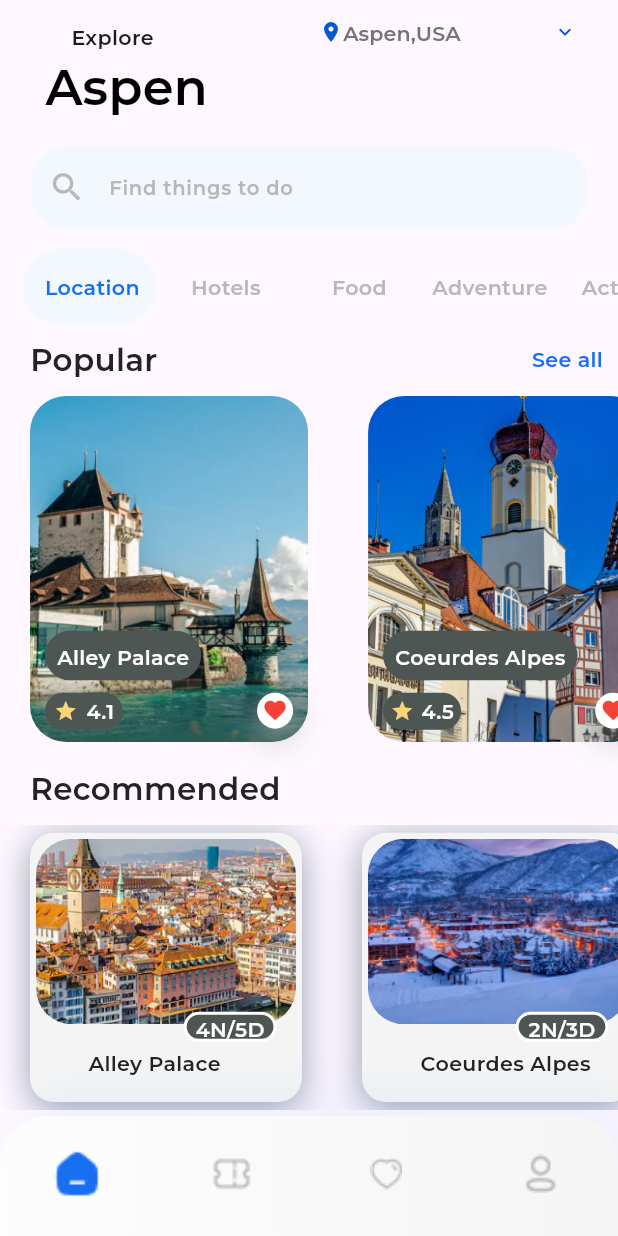
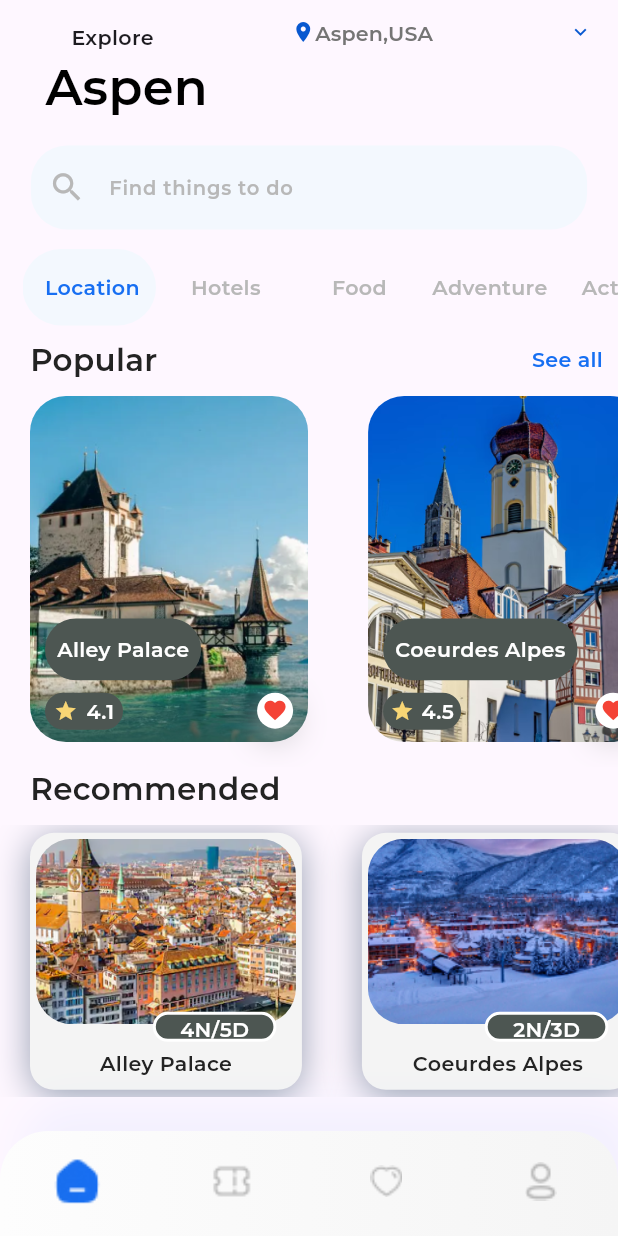
Before and after one commit to Maream-Hmedan/aspen_maream_hmedan, a Flutter app: the BottomNavBarScreen screen opened directly, on a phone screen of 412 x 824 dp. Run offline on Flutter 3.47's test engine with Material 3 defaults, Android fonts, the phone set to English and light mode, and no system bars; drawn by our look-alikes of persistent_bottom_nav_bar; our stand-ins replace firebase_core, shared_preferences, sizer; missing offline and left inert: favorite_button; accounts and stored records are empty; project files that could hold a hidden picture were left out.

Commit message:
feat:..Edit images

```diff
--- a/lib/screens/bottom_nav_bar/bottom_nav_bar_screen.dart
+++ b/lib/screens/bottom_nav_bar/bottom_nav_bar_screen.dart
@@ -40,7 +40,7 @@ class _BottomNavBarScreenState extends State<BottomNavBarScreen> {
     return PersistentTabView(
       context,
       screens: _bottomTabs.map((e) => e.view).toList(),
-      navBarHeight: 80,
+      navBarHeight: 70,
       decoration: const NavBarDecoration(
         borderRadius: BorderRadius.only(
             topLeft: Radius.circular(32), topRight: Radius.circular(32)),
--- a/lib/screens/details/place_details_screen.dart
+++ b/lib/screens/details/place_details_screen.dart
@@ -198,7 +198,7 @@ class _PlaceDetailsScreenState extends State<PlaceDetailsScreen> {
                       ),
                     ),
                     SizedBox(
-                      height: 9.h,
+                      height: 7.h,
                       width: double.infinity,
                       child: ListView.builder(
                         shrinkWrap: true,
@@ -246,7 +246,7 @@ class _PlaceDetailsScreenState extends State<PlaceDetailsScreen> {
           ),
           bottomNavigationBar: Container(
             width: double.infinity,
-            height: 12.h,
+            height: 9.h,
             decoration: BoxDecoration(
               borderRadius: BorderRadius.circular(16),
             ),
@@ -254,7 +254,7 @@ class _PlaceDetailsScreenState extends State<PlaceDetailsScreen> {
               crossAxisAlignment: CrossAxisAlignment.center,
               children: [
                 Container(
-                  margin: const EdgeInsets.fromLTRB(20, 2, 56, 30),
+                  margin: const EdgeInsets.fromLTRB(20, 0, 56, 10),
                   height: double.infinity,
                   child: Column(
                     crossAxisAlignment: CrossAxisAlignment.start,
--- a/lib/screens/explore/search_view.dart
+++ b/lib/screens/explore/search_view.dart
@@ -158,7 +158,7 @@ class _SearchViewState extends State<SearchView> {
                         Text(
                           "No matching results",
                           style: TextStyle(
-                              fontSize: 1.sp,
+                              fontSize: 15.sp,
                               color: Colors.grey,
                               fontWeight: FontWeight.bold),
                         ),
@@ -295,11 +295,11 @@ class _SearchViewState extends State<SearchView> {
                       ),
                     ),
                     Positioned(
-                      top: 19.h,
+                      top: 18.h,
                       left: 30,
                       child: Container(
                         padding: const EdgeInsets.all(8),
-                        height: 4.h,
+                        height: 5.h,
                         decoration: const BoxDecoration(
                           color: Color(0XFF4D5652),
                           borderRadius: BorderRadius.all(Radius.circular(59)),
@@ -377,7 +377,7 @@ class _SearchViewState extends State<SearchView> {
                   color: const Color(0XFF232323))),
         ),
         SizedBox(
-          height: 23.h,
+          height: 22.h,
           child: ListView.builder(
             shrinkWrap: true,
             physics: const BouncingScrollPhysics(),
@@ -415,7 +415,8 @@ class _SearchViewState extends State<SearchView> {
                     ),
                     Positioned(
                       top: 17.h,
-                      left: 35,
+                      left: 20,
+                      right: 20,
                       child: Center(
                         child: Text(
                           recommend.name,
@@ -430,7 +431,7 @@ class _SearchViewState extends State<SearchView> {
                       top: 14.h,
                       right: 13,
                       child: Container(
-                        width: 15.w,
+                        width: 20.w,
                         height: 20,
                         decoration: BoxDecoration(
                           color: const Color(0XFF4D5652),
--- a/lib/utils/ui/packages/custom_searchable_dropdown.dart
+++ b/lib/utils/ui/packages/custom_searchable_dropdown.dart
@@ -167,7 +167,7 @@ class _CustomSearchableDropDownState extends State<CustomSearchableDropDown>
             children: [
               Container(
                 decoration: widget.decoration,
-                width: 50.w,
+                width: 57.w,
                 child: TextButton(
                   style: TextButton.styleFrom(
                       backgroundColor: widget.backgroundColor,
```
